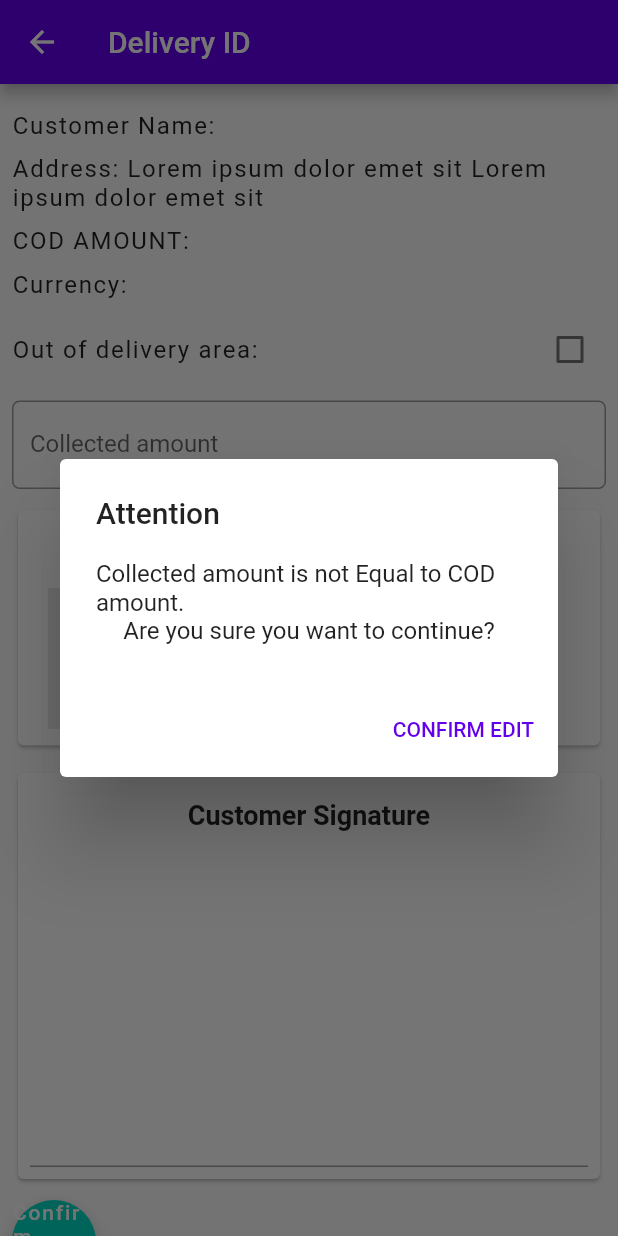
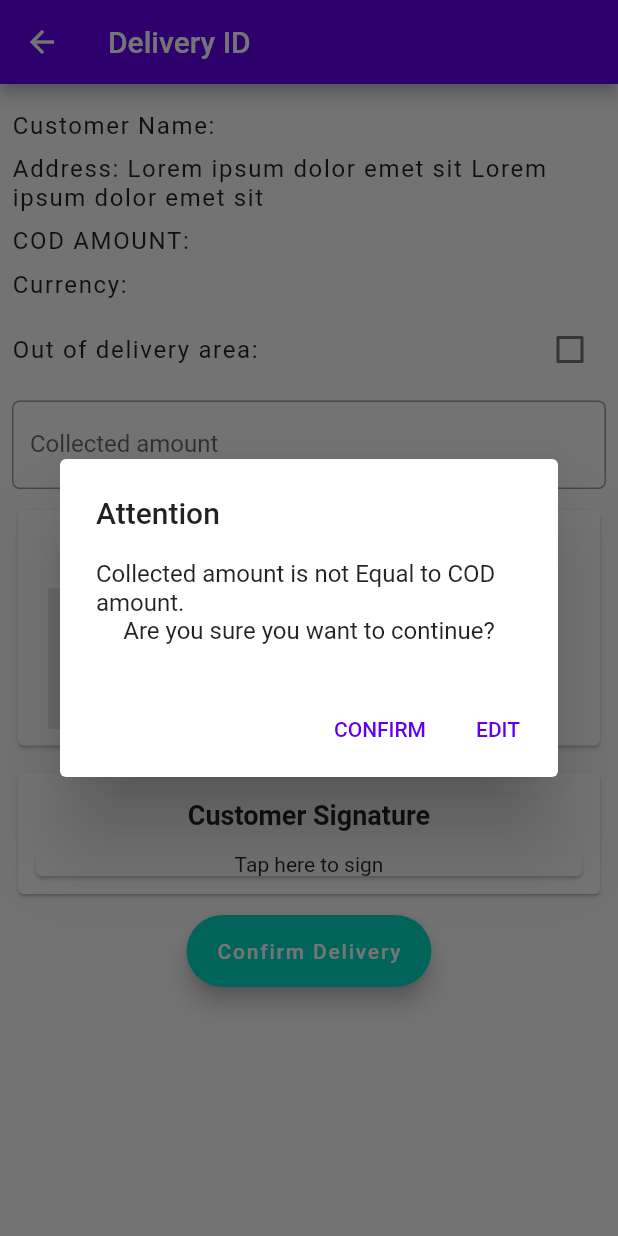
Before and after one commit to OTragger/Mateen, a Flutter app: the DeliverPage screen opened by its route, after a tap on "Confirm Delivery", on a phone screen of 412 x 824 dp. Run offline on Flutter 3.47's test engine with Material 2 defaults, Android fonts, the light colour scheme and no system bars; our stand-ins replace image_gallery_saver, image_picker, permission_handler, signature; missing offline and left inert: flutter_barcode_scanner, qr_code_scanner.

Commit message:
Adding Files

```diff
--- a/lib/predef/routeGenerator.dart
+++ b/lib/predef/routeGenerator.dart
@@ -1,3 +1,4 @@
+import 'dart:typed_data';
 import 'package:flutter/material.dart';
 import 'package:mateen/predef/colorPalette.dart';
 import 'package:mateen/screens/barcodeScanPage.dart';
@@ -7,6 +8,7 @@ import 'package:mateen/screens/loginScreen.dart';
 import 'package:mateen/screens/rejectPage.dart';
 import 'package:mateen/screens/scanPage.dart';
 import 'package:mateen/screens/scannedHistory.dart';
+import 'package:mateen/screens/signatureVisualization.dart';
 
 class RouteGenerator{
 
@@ -43,6 +45,12 @@ class RouteGenerator{
       case '/scanHistory':
         return MaterialPageRoute(builder: (_) => ScannedHistory());
 
+      case '/signatureVisualization':
+        if(args is Uint8List){
+          return MaterialPageRoute(builder: (_) => SignatureVisualization(signature: args));
+        }
+        return _errorPage();
+
       default:
         return _errorPage();
 
--- a/lib/screens/deliverPage.dart
+++ b/lib/screens/deliverPage.dart
@@ -5,6 +5,10 @@ import 'dart:io';
 
 
 class DeliverPage extends StatefulWidget {
+
+  final Image signature;
+
+  const DeliverPage({Key key, this.signature}) : super(key: key);
 
   @override
   _DeliverPageState createState() => _DeliverPageState();
@@ -96,6 +100,7 @@ class _DeliverPageState extends State<DeliverPage> {
               ),
               SizedBox(height:10.0),
               TextField(
+                keyboardType: TextInputType.number,
                 decoration: InputDecoration(
                   labelText: 'Collected amount',
                   border:OutlineInputBorder(
@@ -152,6 +157,9 @@ class _DeliverPageState extends State<DeliverPage> {
                 )
               ),
               SizedBox(height:10.0),
+              Column(
+                crossAxisAlignment: CrossAxisAlignment.center,
+                children: [
                   Card(
                     child: Padding(
                       padding: const EdgeInsets.all(8.0),
@@ -165,11 +173,21 @@ class _DeliverPageState extends State<DeliverPage> {
                             fontWeight: FontWeight.bold),
                           ),
                         ),
-                    TextField(
-                      decoration: InputDecoration(
-                        prefixText: 'Customer name: '
+                        Card(
+                          child: Center(
+                            child: Column(
+                              mainAxisSize: MainAxisSize.min,
+                              children: [
+                                Text(
+                                  'Tap here to sign'
                                 ),
-                      maxLines: 10,
+                              //   signature == null ? Image.asset(
+                              //   'assets/blank.png',
+                              //   height: 100,
+                              // ): Image.file(pickedImage, height: 100)
+                              ],
+                            ),
+                          ),
                         )
 
                       ]
@@ -177,7 +195,7 @@ class _DeliverPageState extends State<DeliverPage> {
                     )
                   ),
                   SizedBox(height:10.0),
-              FloatingActionButton(
+              FloatingActionButton.extended(
                 onPressed: () async{
                   //show delivery confirmation dialog box
                   showDialog(
@@ -196,7 +214,18 @@ class _DeliverPageState extends State<DeliverPage> {
                       actions: [
                         TextButton(
                           child: Text(
-                            'CONFIRM EDIT',
+                            'CONFIRM',
+                            style: TextStyle(
+                              color: ColorPalette().defaultColor,
+                            ),
+                          ),
+                          onPressed: (){
+                            Navigator.pop(context);
+                          },
+                        ),
+                        TextButton(
+                          child: Text(
+                            'EDIT',
                             style: TextStyle(
                               color: ColorPalette().defaultColor,
                             ),
@@ -207,14 +236,15 @@ class _DeliverPageState extends State<DeliverPage> {
                         )
                       ],
                     );
-                  });
-
-
+                  }
+                );
                   //showDeliveryConfirmation();
                 },
-                child: Text('Confirm Delivery'),
+                label: Text('Confirm Delivery'),
                 backgroundColor: ColorPalette().secondaryColor,
               )
+                ],
+              ),
             ]
           ),
         ),]
--- a/lib/screens/rejectPage.dart
+++ b/lib/screens/rejectPage.dart
@@ -113,7 +113,7 @@ class _RejectPageState extends State<RejectPage> {
                           ),
                           TextField(
                             decoration: InputDecoration(
-                              prefixText: 'Customer name: '
+                              prefixText: 'Type your reason here...'
                             ),
                             maxLines: 10,
                           )
--- a/lib/widgets/scannedItem.dart
+++ b/lib/widgets/scannedItem.dart
@@ -19,7 +19,7 @@ class ScannedItem extends StatelessWidget {
                   Expanded(
                     flex:1,
                     child: CircleAvatar(
-                      backgroundImage: AssetImage('assets/mula.jpg'),
+                      backgroundImage: AssetImage('assets/package.jpg'),
                       radius: 25.0,
                     ),
                   ),
--- a/lib/widgets/scannedItemInfo.dart
+++ b/lib/widgets/scannedItemInfo.dart
@@ -18,7 +18,7 @@ class ScannedItemInfo extends StatelessWidget {
                   Expanded(
                     flex:1,
                     child: CircleAvatar(
-                      backgroundImage: AssetImage('assets/mula.jpg'),
+                      backgroundImage: AssetImage('assets/package.jpg'),
                       radius: 25.0,
                     ),
                   ),
```
Also changed, not shown: lib/screens/frame4.dart (+8 -2 lines), lib/screens/signaturePage.dart (added, +91 -0 lines), lib/screens/signatureVisualization.dart (added, +71 -0 lines), lib/widgets/mateenDatePicker.dart (added, +41 -0 lines), pubspec.yaml (+9 -2 lines), assets/blank.png (added), assets/package.jpg (added), pubspec.lock, 1 other file. Lines whose indentation alone changed are shown as unchanged.
